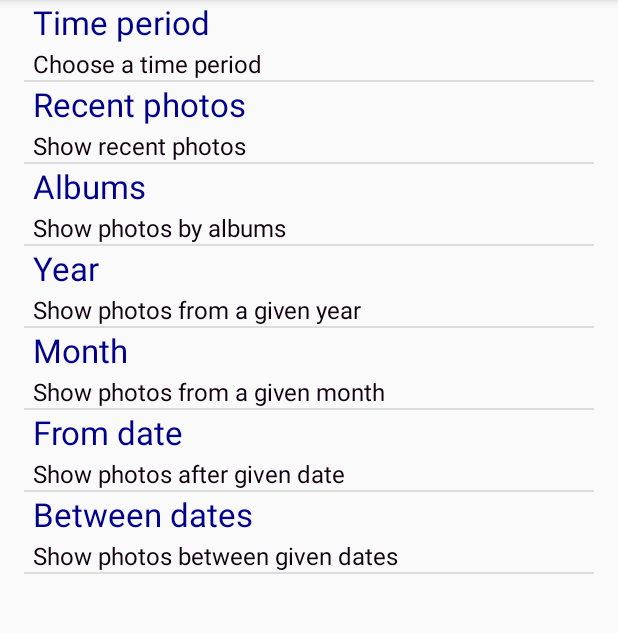
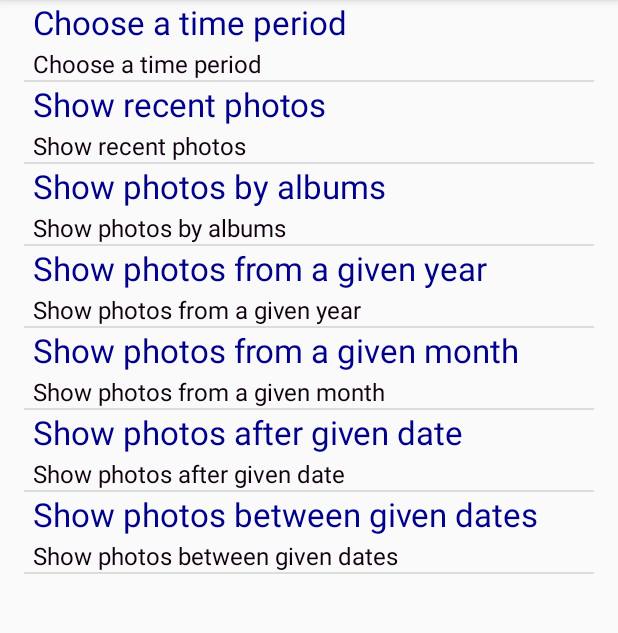
Before and after one commit to dasbrid/GPhoto, an Android app: the screen it shows after launch (OptionDynamicListActivity), on a phone screen of 412 x 824 dp, the part 84-717 px from its top. Run offline under Robolectric (Android 15) with nearby library versions, the phone set to English and light mode, and no system bars.

Commit message:
Added string resources for hardcoded strings Made ContextApplication class which inherits from App and stores the context. This allows us to get the string resources in a static class (requres android:name to be set in the manifest)

```diff
--- a/app/src/main/AndroidManifest.xml
+++ b/app/src/main/AndroidManifest.xml
@@ -11,7 +11,9 @@
         android:label="@string/app_name"
         android:roundIcon="@mipmap/ic_launcher_round"
         android:supportsRtl="true"
-        android:theme="@style/AppTheme">
+        android:theme="@style/AppTheme"
+        android:name=".classes.ContextApplication"
+        >
         <activity android:name=".activities.MultiCheckablePhotoGridActivity"></activity>
         <activity android:name=".activities.SlideshowActivity"></activity>
         <activity android:name=".activities.GetPermissionsActivity"></activity>
--- /dev/null
+++ b/app/src/main/java/asbridged/me/uk/gphoto/classes/ContextApplication.java
@@ -0,0 +1,26 @@
+package asbridged.me.uk.gphoto.classes;
+
+import android.app.Application;
+import android.content.Context;
+
+/**
+ * Created by AsbridgeD on 07-Dec-17.
+ * Axtends application to store context. Used in static OptionContent class
+ * to access string resources
+ * N.b. change to manivest file name=".classes.ContextApplication"
+ */
+
+public class ContextApplication extends Application {
+
+    private static Context mContext;
+
+    @Override
+    public void onCreate() {
+        super.onCreate();
+        mContext = this;
+    }
+
+    public static Context getContext(){
+        return mContext;
+    }
+}
--- a/app/src/main/java/asbridged/me/uk/gphoto/classes/OptionContent.java
+++ b/app/src/main/java/asbridged/me/uk/gphoto/classes/OptionContent.java
@@ -4,6 +4,8 @@ import java.util.ArrayList;
 import java.util.HashMap;
 import java.util.List;
 import java.util.Map;
+
+import asbridged.me.uk.gphoto.R;
 
 /**
  * Defines the options for generating slideshows
@@ -23,13 +25,13 @@ public class OptionContent {
 
     static {
         // Add some sample items.
-        addItem(new OptionItem("Time period", "Choose a time period"));
-        addItem(new OptionItem("Recent photos", "Show recent photos"));
-        addItem(new OptionItem("Albums", "Show photos by albums"));
-        addItem(new OptionItem("Year", "Show photos from a given year"));
-        addItem(new OptionItem("Month", "Show photos from a given month"));
-        addItem(new OptionItem("From date", "Show photos after given date"));
-        addItem(new OptionItem("Between dates", "Show photos between given dates"));
+        addItem(new OptionItem(ContextApplication.getContext().getString(R.string.time_period), ContextApplication.getContext().getString(R.string.choose_a_time_period)));
+        addItem(new OptionItem(ContextApplication.getContext().getString(R.string.recent_photos), ContextApplication.getContext().getString(R.string.show_recent_photos)));
+        addItem(new OptionItem(ContextApplication.getContext().getString(R.string.albums), ContextApplication.getContext().getString(R.string.show_photos_by_albums)));
+        addItem(new OptionItem(ContextApplication.getContext().getString(R.string.year), ContextApplication.getContext().getString(R.string.show_photos_from_a_given_year)));
+        addItem(new OptionItem(ContextApplication.getContext().getString(R.string.month), ContextApplication.getContext().getString(R.string.show_photos_from_a_given_month)));
+        addItem(new OptionItem(ContextApplication.getContext().getString(R.string.from_date), ContextApplication.getContext().getString(R.string.show_photos_after_given_date)));
+        addItem(new OptionItem(ContextApplication.getContext().getString(R.string.between_dates), ContextApplication.getContext().getString(R.string.show_photos_between_given_dates)));
     }
 
     private static void addItem(OptionItem item) {
--- /dev/null
+++ b/app/src/main/res/values/strigs_options.xml
@@ -0,0 +1,23 @@
+<?xml version="1.0" encoding="utf-8"?>
+<resources>
+    <string name="app_name">GPhoto</string>
+
+
+    <string name="time_period">Choose a time period</string>
+    <string name="recent_photos">Show recent photos</string>
+    <string name="albums">Show photos by albums</string>
+    <string name="year">Show photos from a given year</string>
+    <string name="month">Show photos from a given month</string>
+    <string name="from_date">Show photos after given date</string>
+    <string name="between_dates">Show photos between given dates</string>
+
+    <string name="choose_a_time_period">Choose a time period</string>
+    <string name="show_recent_photos">Show recent photos</string>
+    <string name="show_photos_by_albums">Show photos by albums</string>
+    <string name="show_photos_from_a_given_year">Show photos from a given year</string>
+    <string name="show_photos_from_a_given_month">Show photos from a given month</string>
+    <string name="show_photos_after_given_date">Show photos after given date</string>
+    <string name="show_photos_between_given_dates">Show photos between given dates</string>
+
+
+</resources>
```
Also changed, not shown: app/src/main/res/layout/activity_slideshow.xml (+13 -13 lines), app/src/main/res/values/strings.xml (+8 -2 lines).
